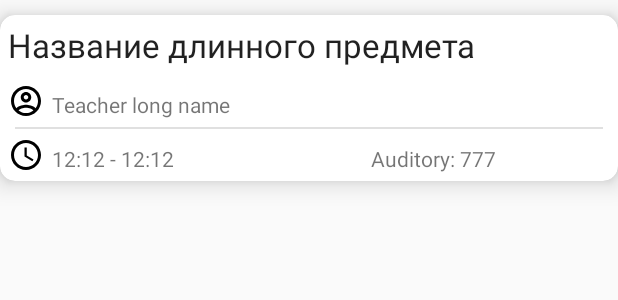
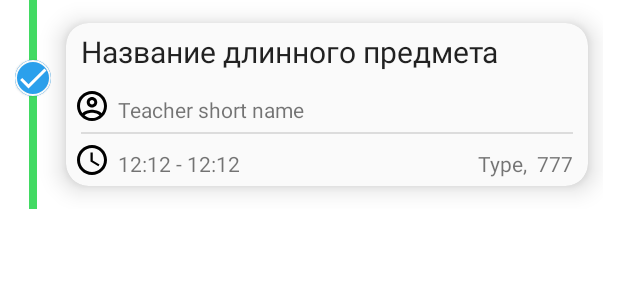
Before and after one commit to FROLoriginal/schedule, an Android app: the layout card_view.xml on its own in the app's theme, with its tools: preview values and no code run, on a phone screen of 412 x 824 dp. Shown: the top 300 px of the screen. Run offline under Robolectric (Android 15) with nearby library versions, the phone set to English and light mode, and no system bars.

Commit message:
Налажена работа работа timeLine. Небольшие графические изменения

```diff
--- a/app/build.gradle
+++ b/app/build.gradle
@@ -27,7 +27,6 @@ dependencies {
     implementation fileTree(dir: 'libs', include: ['*.jar'])
     implementation 'androidx.appcompat:appcompat:1.1.0'
     implementation 'androidx.constraintlayout:constraintlayout:1.1.3'
-
     implementation 'com.squareup.retrofit2:retrofit:2.7.1'
     implementation 'com.squareup.retrofit2:converter-gson:2.7.1'
     implementation 'com.google.android.material:material:1.1.0'
--- a/app/src/main/AndroidManifest.xml
+++ b/app/src/main/AndroidManifest.xml
@@ -15,7 +15,7 @@
 
     </activity>
       <activity android:name=".ui.LoginActivity"
-          android:theme="@style/Theme.AppCompat.NoActionBar.Custom">
+          android:theme="@style/Theme.MaterialComponents.NoActionBar.Custom">
 
       </activity>
 
--- a/app/src/main/java/com/example/schedule/POJO/OK_POJO/Subobject.java
+++ b/app/src/main/java/com/example/schedule/POJO/OK_POJO/Subobject.java
@@ -7,15 +7,15 @@ public class Subobject {
 
   @SerializedName("subject")
   @Expose
-  private String subject = "null";
+  private String subject = "неизвестно";
 
   @SerializedName("teacher")
   @Expose
-  private String teacher = "null";
+  private String teacher = "неизвестно";
 
   @SerializedName("class")
   @Expose
-  private String auditory = "null";
+  private String auditory = "неизвестно";
 
   private int counter;
 
--- a/app/src/main/java/com/example/schedule/SQL/SQLManager.java
+++ b/app/src/main/java/com/example/schedule/SQL/SQLManager.java
@@ -21,6 +21,7 @@ public class SQLManager extends SQLiteOpenHelper {
     public static final String AUDITORY = "auditory";
     public static final String TEACHER = "teacher";
     public static final String TYPE_OF_SUBJECT = "type_of_subject";
+    public static final String STYLE_OF_SUBJECT = "style_of_subject";
     public static final String SHARED_PREFERENCES_TABLES = "tables";
     public static final String SHARED_PREFERENCES_TABLE = "table";
 
@@ -43,8 +44,9 @@ public class SQLManager extends SQLiteOpenHelper {
                     TO + " TEXT NOT NULL," +
                     AUDITORY + " TEXT," +
                     TEACHER + " TEXT," +
-                    TYPE_OF_SUBJECT + " TEXT" +
-                    ")");
+                    TYPE_OF_SUBJECT + " TEXT," +
+                    STYLE_OF_SUBJECT + " INTEGER" +
+                     ")");
             SharedPreferences sh = context.getSharedPreferences(SHARED_PREFERENCES_TABLES,Context.MODE_PRIVATE);
             sh.edit().putString(SHARED_PREFERENCES_TABLE,name).apply();
         }
--- a/app/src/main/java/com/example/schedule/ScheduleConstants.java
+++ b/app/src/main/java/com/example/schedule/ScheduleConstants.java
@@ -6,6 +6,8 @@ public class ScheduleConstants {
     public static final String AUDITORY = "class";
     public static final String SUBJECT = "subject";
     public static final String LABEL = "label";
+    public static final String UNKNOWN_OBJECT = "неизвестно";
+
 
     public class LessonType {
 
--- a/app/src/main/res/drawable/schedule_container_shape.xml
+++ b/app/src/main/res/drawable/schedule_container_shape.xml
@@ -1,5 +1,6 @@
 <?xml version="1.0" encoding="utf-8"?>
 <shape xmlns:android="http://schemas.android.com/apk/res/android" android:shape="rectangle">
+
     <corners
         android:radius="100dp">
     </corners>
--- a/app/src/main/res/layout/card_view.xml
+++ b/app/src/main/res/layout/card_view.xml
@@ -1,18 +1,63 @@
 <?xml version="1.0" encoding="utf-8"?><!--Don't set margin value in the parent view-->
-<androidx.cardview.widget.CardView xmlns:android="http://schemas.android.com/apk/res/android"
+<LinearLayout xmlns:android="http://schemas.android.com/apk/res/android"
     xmlns:app="http://schemas.android.com/apk/res-auto"
-    android:id="@+id/card_view"
     android:layout_width="match_parent"
     android:layout_height="wrap_content"
-    app:cardCornerRadius="10dp"
-    app:cardElevation="10dp"
-    android:layout_marginTop="@dimen/card_view_schedule_margin"
-    android:layout_marginBottom="@dimen/card_view_schedule_margin"
+    android:layout_marginLeft="10dp"
+    android:layout_marginRight="10dp"
+
     >
 
     <LinearLayout
+        android:layout_width="wrap_content"
+        android:layout_height="match_parent"
+        android:gravity="center"
+        android:orientation="vertical">
+
+        <View
+            android:id="@+id/firstTimelineDivider"
+            android:layout_width="@dimen/timeline_divider_width"
+            android:layout_height="40dp"
+            android:background="@color/end_of_lesson_timeline" />
+
+        <com.google.android.material.card.MaterialCardView
+            android:layout_width="24dp"
+            android:layout_height="24dp"
+            app:cardCornerRadius="12dp"
+            app:strokeColor="@color/card_view_background"
+            app:strokeWidth="1dp">
+
+            <ImageView
+                android:id="@+id/lessonStatusTimelineCircle"
+                style="@style/ShapeOfButtonTheme"
                 android:layout_width="match_parent"
                 android:layout_height="match_parent"
+                android:background="@color/lesson_is_not_started"
+                app:srcCompat="@drawable/check_ic" />
+        </com.google.android.material.card.MaterialCardView>
+
+        <View
+            android:id="@+id/secondTimelineDivider"
+            android:layout_width="@dimen/timeline_divider_width"
+            android:layout_height="match_parent"
+            android:background="@color/end_of_lesson_timeline" />
+    </LinearLayout>
+
+    <com.google.android.material.card.MaterialCardView
+        android:layout_width="match_parent"
+        android:layout_height="wrap_content"
+        android:layout_gravity="center_vertical"
+        android:layout_marginLeft="10dp"
+        android:layout_marginTop="15dp"
+        android:layout_marginRight="10dp"
+        android:layout_marginBottom="15dp"
+        app:cardBackgroundColor="@color/card_view_background"
+        app:cardCornerRadius="15dp"
+        app:cardElevation="10dp">
+
+        <LinearLayout
+            android:layout_width="match_parent"
+            android:layout_height="wrap_content"
             android:orientation="vertical">
 
             <TextView
@@ -20,9 +65,16 @@
                 style="@style/Base.Widget.MaterialComponents.TextView"
                 android:layout_width="match_parent"
                 android:layout_height="wrap_content"
-            android:layout_margin="5dp"
+                android:layout_marginLeft="10dp"
+                android:layout_marginTop="5dp"
+                android:layout_marginRight="5dp"
+
+                android:layout_marginBottom="5dp"
+                android:ellipsize="end"
+                android:maxLines="1"
                 android:text="Название длинного предмета"
-            android:textAppearance="@style/TextAppearance.AppCompat.Large" />
+                android:textAppearance="@style/TextAppearance.AppCompat.Large"
+                android:textSize="20sp" />
 
             <LinearLayout
                 android:layout_width="wrap_content"
@@ -42,7 +94,7 @@
                     android:layout_height="wrap_content"
                     android:layout_gravity="bottom"
                     android:paddingBottom="5dp"
-                android:text="Teacher long name" />
+                    android:text="Teacher short name" />
             </LinearLayout>
 
             <View
@@ -79,19 +131,20 @@
 
                 <Space
                     android:layout_width="70dp"
-                android:layout_height="match_parent"
-                android:layout_weight="1" />
+                    android:layout_height="match_parent" />
 
                 <TextView
-                android:id="@+id/container_auditory"
-                android:layout_width="wrap_content"
+                    android:id="@+id/container_auditory_with_style_of_subject"
+                    android:layout_width="match_parent"
                     android:layout_height="wrap_content"
                     android:layout_gravity="bottom"
-                android:layout_weight="1"
-                android:paddingRight="20dp"
+                    android:ellipsize="end"
+                    android:gravity="center|end"
+                    android:maxLines="1"
+                    android:paddingRight="10dp"
                     android:paddingBottom="5dp"
-                android:text="Auditory: 777" />
+                    android:text="Type,  777" />
             </LinearLayout>
         </LinearLayout>
-
-</androidx.cardview.widget.CardView>
+    </com.google.android.material.card.MaterialCardView>
+</LinearLayout>
--- a/app/src/main/res/values/colors.xml
+++ b/app/src/main/res/values/colors.xml
@@ -5,4 +5,11 @@
     <color name="colorAccent">#2BA0EC</color>
 
     <color name="backgroundColor">#2BA0EC</color>
+
+    <color name="end_of_lesson_timeline">#42DA63</color>
+    <color name="lesson_is_not_started">#2BA0EC</color>
+
+    <color name="card_view_background">#fafafa</color>
+
+
 </resources>
--- a/app/src/main/res/values/dimens.xml
+++ b/app/src/main/res/values/dimens.xml
@@ -4,4 +4,5 @@
     <dimen name="activity_vertical_margin">16dp</dimen>
 
     <dimen name="card_view_schedule_margin">10dp</dimen>
+    <dimen name="timeline_divider_width">5dp</dimen>
 </resources>
--- a/app/src/main/res/values/styles.xml
+++ b/app/src/main/res/values/styles.xml
@@ -1,14 +1,14 @@
 <resources>
 
     <!-- Base application theme. -->
-    <style name="AppTheme" parent="Theme.AppCompat.Light.DarkActionBar">
+    <style name="AppTheme" parent="Theme.MaterialComponents.Light.DarkActionBar">
         <!-- Customize your theme here. -->
         <item name="colorPrimary">@color/colorPrimary</item>
         <item name="colorPrimaryDark">@color/colorPrimaryDark</item>
         <item name="colorAccent">@color/colorAccent</item>
     </style>
 
-    <style name="SplashTheme" parent="Theme.AppCompat.NoActionBar">
+    <style name="SplashTheme" parent="Theme.MaterialComponents.NoActionBar">
         <item name="android:windowBackground">@drawable/launch_screen</item>
         <item name="android:colorPrimaryDark">@color/backgroundColor</item>
     </style>
@@ -17,7 +17,7 @@
         <item name="android:background">@drawable/button_login</item>
     </style>
 
-    <style name="Theme.AppCompat.NoActionBar.Custom">
+    <style name="Theme.MaterialComponents.NoActionBar.Custom">
         <item name="colorPrimaryDark">@color/backgroundColor</item>
     </style>
 </resources>
```
Also changed, not shown: app/src/main/java/com/example/schedule/Utils.java (added, +104 -0 lines), app/src/main/java/com/example/schedule/ui/LoginActivity.java (+7 -3 lines), app/src/main/java/com/example/schedule/ui/schedule/ScheduleFragment.java (+10 -11 lines), app/src/main/java/com/example/schedule/ui/schedule/ScheduleRecyclerViewAdapter.java (+48 -14 lines), app/src/main/java/com/example/schedule/ui/schedule/SimplifiedScheduleModel.java (+17 -14 lines), app/src/main/res/layout/activity_login.xml (+5 -3 lines), app/src/main/res/layout/schedule_header_card_view.xml (+7 -3 lines). Lines whose indentation alone changed are shown as unchanged.
